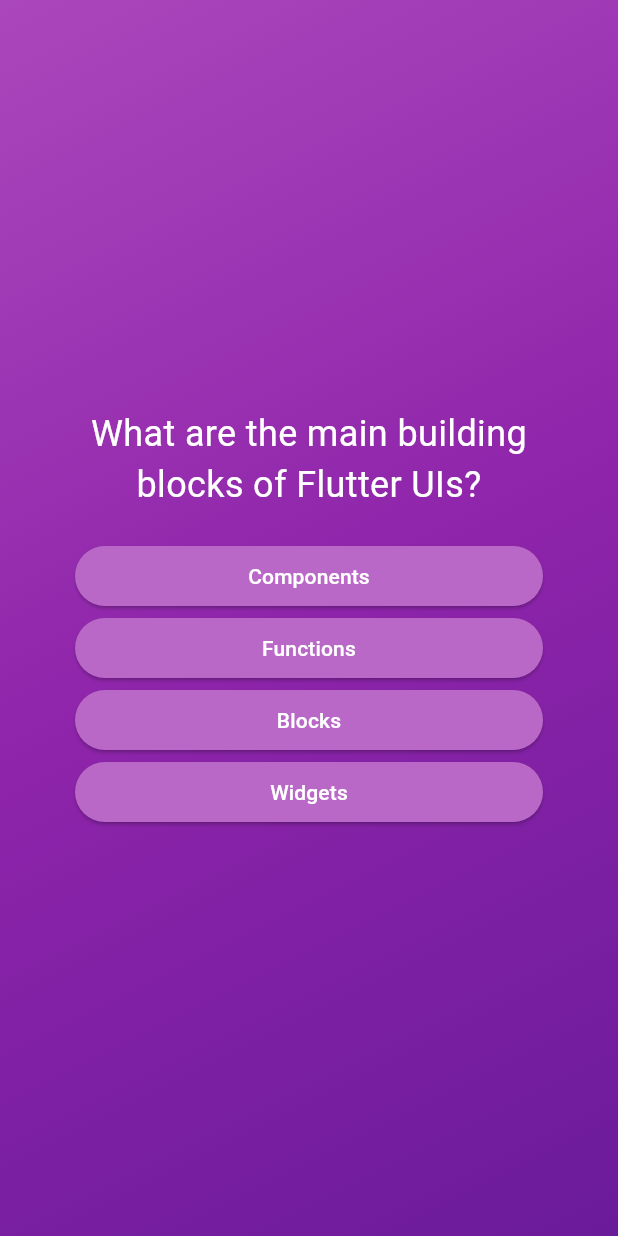
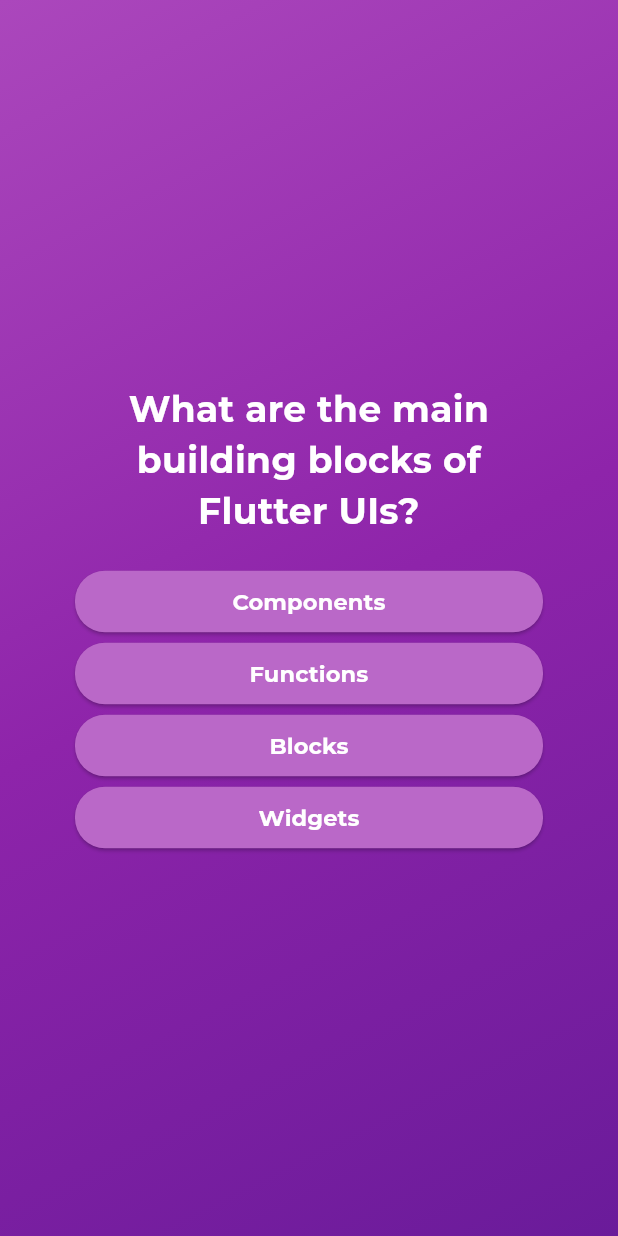
Before and after one commit to thanhnd3103/Flutter, a Flutter app: the screen it shows after launch, after a tap on "Start Quiz", on a phone screen of 412 x 824 dp. Run offline on Flutter 3.47's test engine with Material 3 defaults, Android fonts, the phone set to English and light mode, and no system bars; our stand-ins replace google_fonts.

Commit message:
Montserrat is the best (Google Font hehe)

```diff
--- a/cat_02_quizzet/lib/answer_button.dart
+++ b/cat_02_quizzet/lib/answer_button.dart
@@ -1,4 +1,5 @@
 import 'package:flutter/material.dart';
+import 'package:google_fonts/google_fonts.dart';
 
 class AnswerButton extends StatelessWidget {
   const AnswerButton({
@@ -25,6 +26,11 @@
       child: Text(
         answerText,
         textAlign: TextAlign.center,
+        style: GoogleFonts.montserrat(
+          fontSize: 15,
+          fontWeight: FontWeight.bold,
+          color: Colors.white,
+        ),
       ),
     );
   }
--- a/cat_02_quizzet/lib/question_container.dart
+++ b/cat_02_quizzet/lib/question_container.dart
@@ -1,4 +1,5 @@
 import 'package:flutter/material.dart';
+import 'package:google_fonts/google_fonts.dart';
 import 'package:cat_02_quizzet/answer_button.dart';
 import 'package:cat_02_quizzet/data/question_list.dart';
 
@@ -37,8 +38,9 @@
           children: [
             Text(
               currentQuestion.text,
-              style: const TextStyle(
+              style: GoogleFonts.montserrat(
                 fontSize: 24,
+                fontWeight: FontWeight.bold,
                 color: Colors.white,
               ),
               textAlign: TextAlign.center,
--- a/cat_02_quizzet/pubspec.yaml
+++ b/cat_02_quizzet/pubspec.yaml
@@ -34,6 +34,7 @@
   # The following adds the Cupertino Icons font to your application.
   # Use with the CupertinoIcons class for iOS style icons.
   cupertino_icons: ^1.0.8
+  google_fonts: ^6.2.1
 
 dev_dependencies:
   flutter_test:
```
Also changed, not shown: cat_02_quizzet/pubspec.lock.
